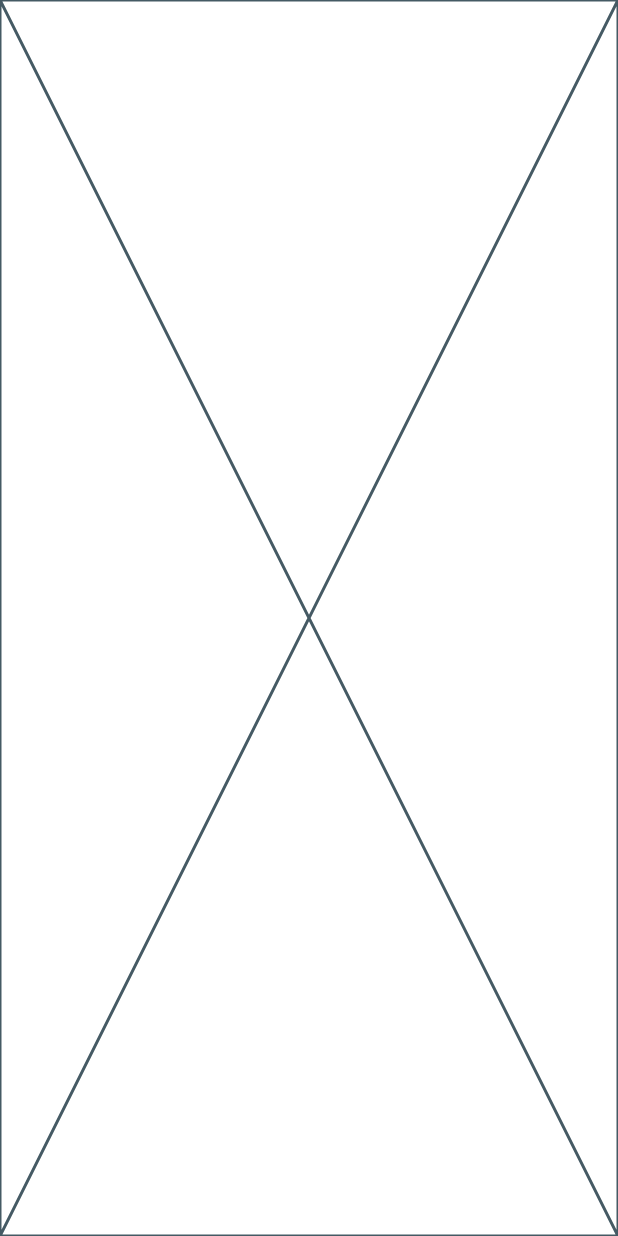
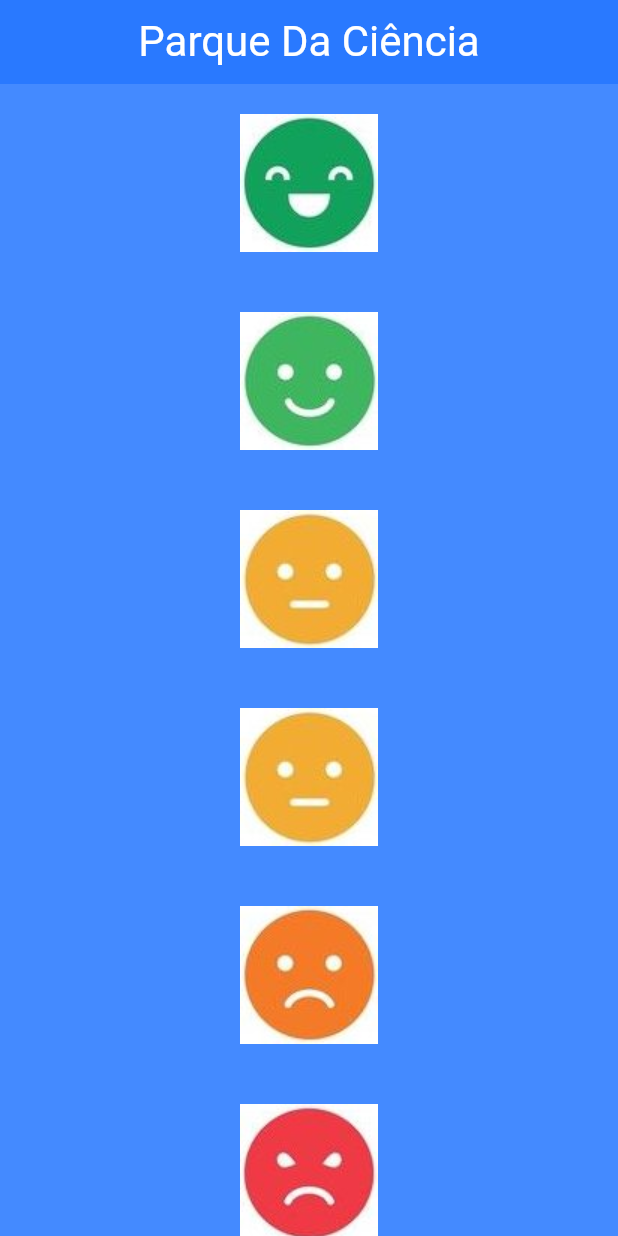
Before and after one commit to danielyudicarvalho/parque-da-ciencia, a Flutter app: the screen it shows after launch, on a phone screen of 412 x 824 dp. Run offline on Flutter 3.47's test engine with Material 3 defaults, Android fonts, the phone set to English and light mode, and no system bars.

Commit message:
feat: add home interface; add listview buttons

```diff
--- a/lib/main.dart
+++ b/lib/main.dart
@@ -1,4 +1,5 @@
 import 'package:flutter/material.dart';
+import 'package:pc_app/pages/home_page.dart';
 
 void main() {
   runApp(const PCApp());
@@ -9,6 +10,12 @@ class PCApp extends StatelessWidget {
 
   @override
   Widget build(BuildContext context) {
-    return const Placeholder();
+    return MaterialApp(
+      debugShowCheckedModeBanner: false,
+      home: const HomePage(),
+      theme: ThemeData(
+        primaryColor: Colors.blue, // Definindo a cor primária como azul
+      ),
+    );
   }
 }
--- /dev/null
+++ b/lib/pages/home_page.dart
@@ -0,0 +1,63 @@
+import 'package:flutter/material.dart';
+
+class HomePage extends StatelessWidget {
+  const HomePage({super.key});
+
+  @override
+  Widget build(BuildContext context) {
+    return Scaffold(
+      backgroundColor: Colors.blueAccent,
+
+      appBar: AppBar(
+        backgroundColor: Colors.blueAccent[400],
+        centerTitle: true,
+
+        title: const Text(
+          "Parque Da Ciência",
+          style: TextStyle(
+            fontSize: 28,
+            color: Colors.white,
+          ),
+        ),
+
+      ),
+
+      body: ListView(
+        scrollDirection: Axis.vertical,
+        children: [
+          IconButton(
+            onPressed: () {print("click");},
+            icon: Image.asset('lib/images/feliz.jpeg'),
+            padding: EdgeInsets.all(20),
+          ),
+          IconButton(
+            onPressed: () {print("click");},
+            icon: Image.asset('lib/images/meiofeliz.jpeg'),
+            padding: EdgeInsets.all(20),
+          ),
+          IconButton(
+            onPressed: () {print("click");},
+            icon: Image.asset('lib/images/medio.jpeg'),
+            padding: EdgeInsets.all(20),
+          ),
+          IconButton(
+            onPressed: () {print("click");},
+            icon: Image.asset('lib/images/medio.jpeg'),
+            padding: EdgeInsets.all(20),
+          ),
+          IconButton(
+            onPressed: () {print("click");},
+            icon: Image.asset('lib/images/meioruim.jpeg'),
+            padding: EdgeInsets.all(20),
+          ),
+          IconButton(
+            onPressed: () {print("click");},
+            icon: Image.asset('lib/images/ruim.jpeg'),
+            padding: EdgeInsets.all(20),
+          ),
+        ],
+      ),
+
+    );
+  }
+}
--- a/pubspec.yaml
+++ b/pubspec.yaml
@@ -52,6 +52,12 @@ dev_dependencies:
 
 # The following section is specific to Flutter packages.
 flutter:
+  assets:
+    - lib/images/feliz.jpeg
+    - lib/images/ruim.jpeg
+    - lib/images/medio.jpeg
+    - lib/images/meioruim.jpeg
+    - lib/images/meiofeliz.jpeg
 
   # The following line ensures that the Material Icons font is
   # included with your application, so that you can use the icons in
```
Also changed, not shown: lib/images/feliz.jpeg (added), lib/images/medio.jpeg (added), lib/images/meiofeliz.jpeg (added), lib/images/meioruim.jpeg (added), lib/images/ruim.jpeg (added), 1 other file.
